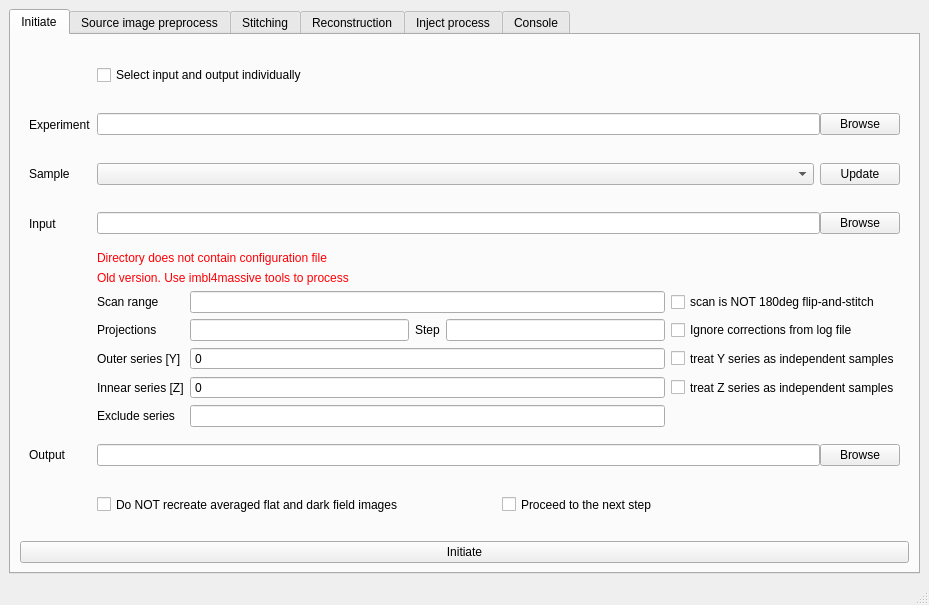
Before: the Qt Designer form share/imblproc/imbl-ui.ui in AustralianSynchrotron/imblproc, drawn with Qt 5.
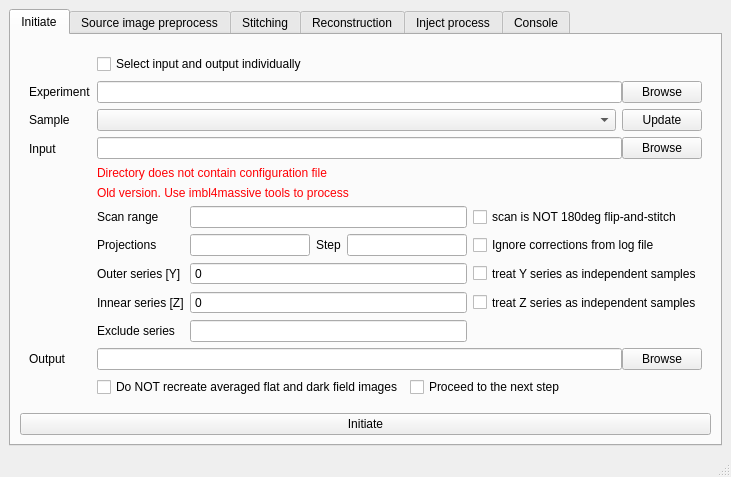
After: the same form once the commit is applied. Icons and pictures are not drawn.

```diff
--- a/share/imblproc/imbl-ui.ui
+++ b/share/imblproc/imbl-ui.ui
@@ -2,14 +2,6 @@
 <ui version="4.0">
  <class>MainWindow</class>
  <widget class="QMainWindow" name="MainWindow">
-  <property name="geometry">
-   <rect>
-    <x>0</x>
-    <y>0</y>
-    <width>929</width>
-    <height>605</height>
-   </rect>
-  </property>
   <property name="windowTitle">
    <string>imbl pre-proccessing</string>
   </property>
```
Left out of the diff: 4 changed lines with no effect on the pictures.
